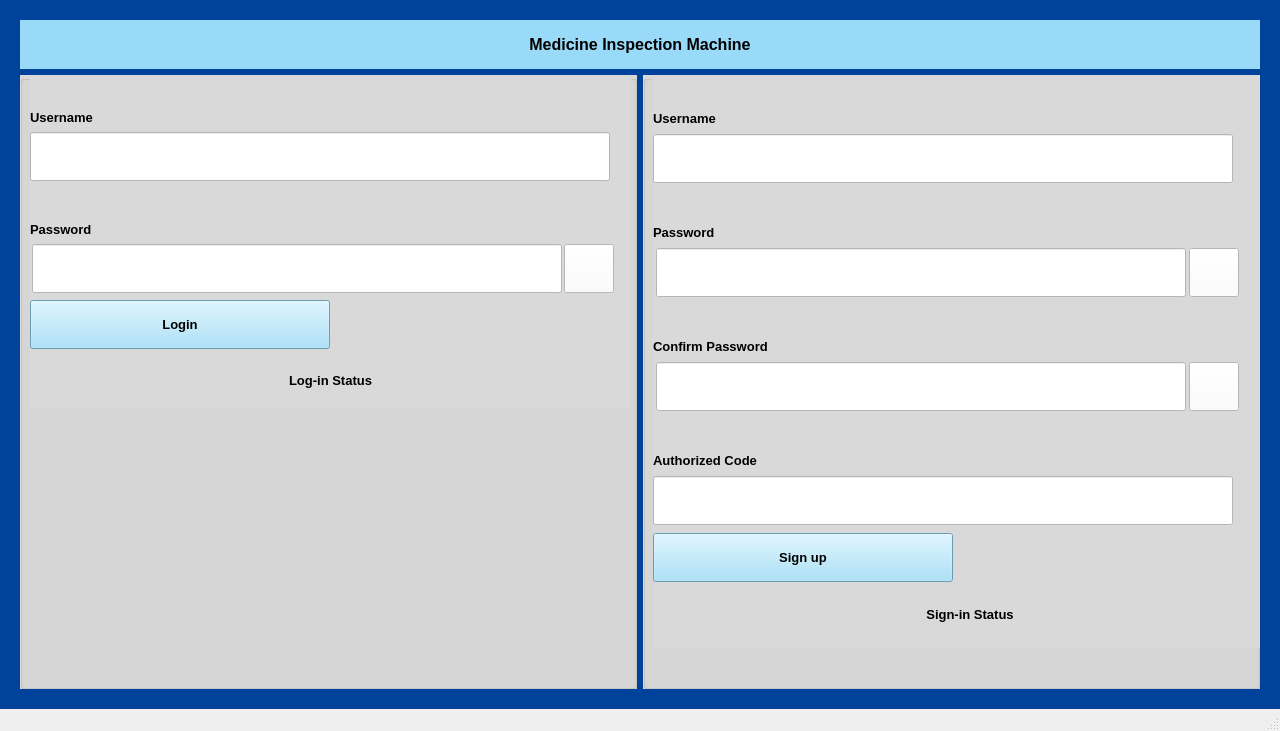
Qt form UI/LoginPage.ui (JamaicaBoi/MIM_prototype1) before a commit.
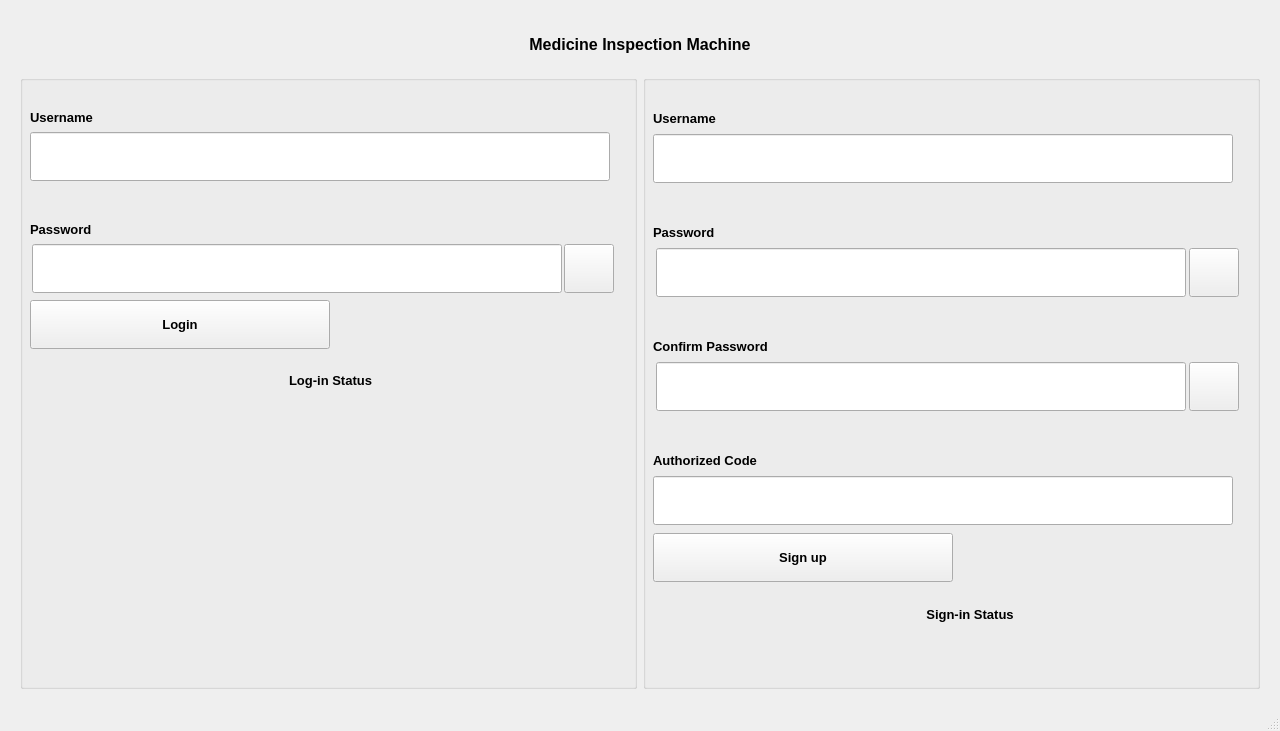
The same form after that commit. Icons and pictures are not drawn.

Patch:
```diff
--- a/UI/LoginPage.ui
+++ b/UI/LoginPage.ui
@@ -26,9 +26,6 @@
    <string>MainWindow</string>
   </property>
   <widget class="QWidget" name="centralwidget">
-   <property name="styleSheet">
-    <string notr="true">background-color: rgb(1, 66, 154);</string>
-   </property>
    <layout class="QGridLayout" name="gridLayout">
     <property name="leftMargin">
      <number>20</number>
@@ -44,9 +41,6 @@
     </property>
     <item row="1" column="1">
      <widget class="QGroupBox" name="groupBox_2">
-      <property name="styleSheet">
-       <string notr="true">background-color: rgb(217, 217, 217);</string>
-      </property>
       <property name="title">
        <string/>
       </property>
@@ -108,9 +102,6 @@
             <pointsize>10</pointsize>
            </font>
           </property>
-          <property name="styleSheet">
-           <string notr="true">background-color: rgb(255, 255, 255);</string>
-          </property>
          </widget>
         </item>
         <item>
@@ -172,9 +163,6 @@
               <pointsize>10</pointsize>
              </font>
             </property>
-            <property name="styleSheet">
-             <string notr="true">background-color: rgb(255, 255, 255);</string>
-            </property>
            </widget>
           </item>
           <item>
@@ -191,9 +179,6 @@
               <height>49</height>
              </size>
             </property>
-            <property name="styleSheet">
-             <string notr="true">background-color: rgb(255, 255, 255);</string>
-            </property>
             <property name="text">
              <string/>
             </property>
@@ -261,9 +246,6 @@
               <pointsize>10</pointsize>
              </font>
             </property>
-            <property name="styleSheet">
-             <string notr="true">background-color: rgb(255, 255, 255);</string>
-            </property>
            </widget>
           </item>
           <item>
@@ -280,9 +262,6 @@
               <height>49</height>
              </size>
             </property>
-            <property name="styleSheet">
-             <string notr="true">background-color: rgb(255, 255, 255);</string>
-            </property>
             <property name="text">
              <string/>
             </property>
@@ -342,9 +321,6 @@
             <pointsize>10</pointsize>
            </font>
           </property>
-          <property name="styleSheet">
-           <string notr="true">background-color: rgb(255, 255, 255);</string>
-          </property>
          </widget>
         </item>
         <item>
@@ -368,9 +344,6 @@
             <bold>true</bold>
            </font>
           </property>
-          <property name="styleSheet">
-           <string notr="true">background-color: rgb(152, 218, 248);</string>
-          </property>
           <property name="text">
            <string>Sign up</string>
           </property>
@@ -427,9 +400,6 @@
       <property name="toolTipDuration">
        <number>0</number>
       </property>
-      <property name="styleSheet">
-       <string notr="true">background-color: rgb(152, 218, 248);</string>
-      </property>
       <property name="text">
        <string>Medicine Inspection Machine</string>
       </property>
@@ -440,9 +410,6 @@
     </item>
     <item row="1" column="0">
      <widget class="QGroupBox" name="groupBox">
-      <property name="styleSheet">
-       <string notr="true">background-color: rgb(217, 217, 217);</string>
-      </property>
       <property name="title">
        <string/>
       </property>
@@ -510,9 +477,6 @@
             <pointsize>10</pointsize>
            </font>
           </property>
-          <property name="styleSheet">
-           <string notr="true">background-color: rgb(255, 255, 255);</string>
-          </property>
          </widget>
         </item>
         <item>
@@ -571,9 +535,6 @@
               <pointsize>10</pointsize>
              </font>
             </property>
-            <property name="styleSheet">
-             <string notr="true">background-color: rgb(255, 255, 255);</string>
-            </property>
            </widget>
           </item>
           <item>
@@ -584,9 +545,6 @@
               <height>49</height>
              </size>
             </property>
-            <property name="styleSheet">
-             <string notr="true">background-color: rgb(255, 255, 255);</string>
-            </property>
             <property name="text">
              <string/>
             </property>
@@ -625,9 +583,6 @@
             <bold>true</bold>
            </font>
           </property>
-          <property name="styleSheet">
-           <string notr="true">background-color: rgb(152, 218, 248);</string>
-          </property>
           <property name="text">
            <string>Login</string>
           </property>
```
